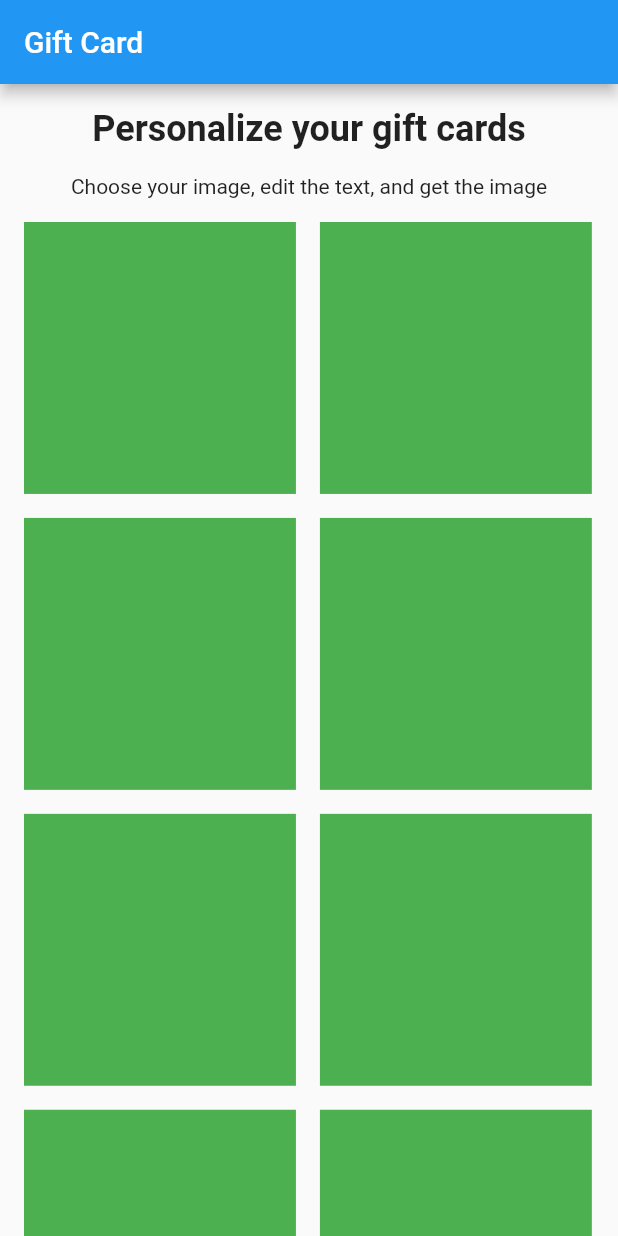
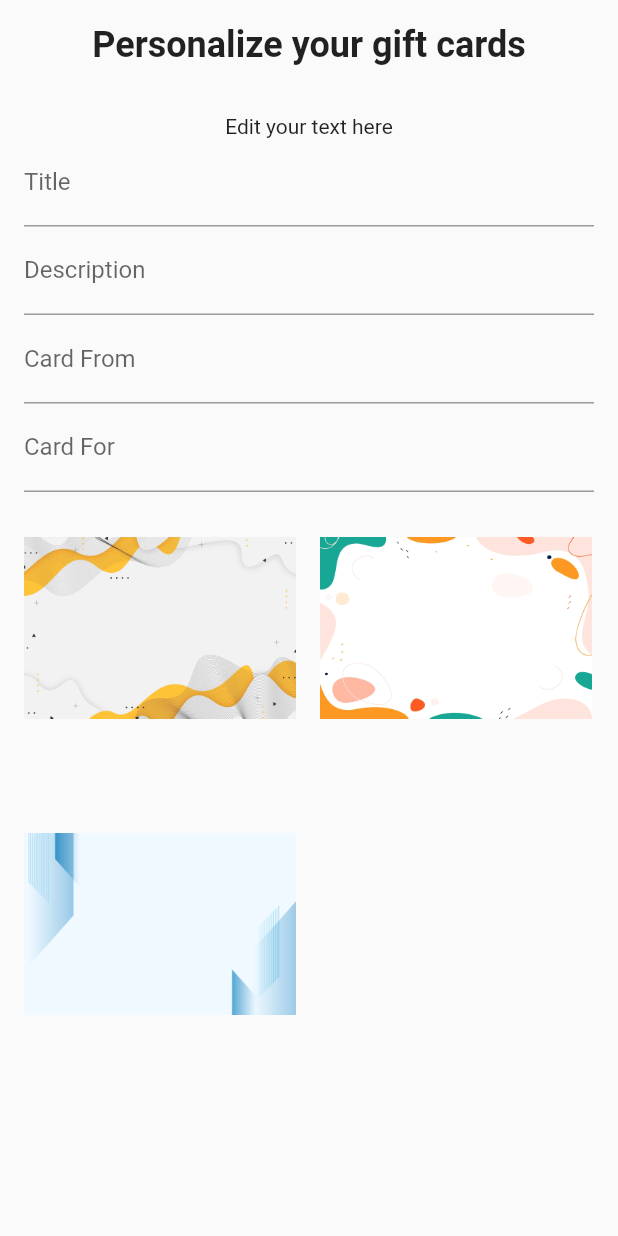
Before and after one commit to babaiyu/Gift-Cards, a Flutter app: the screen it shows after launch, on a phone screen of 412 x 824 dp. Run offline on Flutter 3.47's test engine with Material 2 defaults, Android fonts, the phone set to English and light mode, and no system bars.

Commit message:
Update UI

```diff
--- a/lib/MainScreen.dart
+++ b/lib/MainScreen.dart
@@ -1,20 +1,16 @@
 import 'package:flutter/material.dart';
+import 'package:tugas_flutter_dicoding/data/ImagesData.dart';
 
 class MainScreen extends StatelessWidget {
-  final List<int> numList = [1, 2, 3, 4, 5, 6, 7, 8];
   @override
   Widget build(BuildContext context) {
-    double width = MediaQuery.of(context).size.width;
-
     return Scaffold(
-      appBar: AppBar(
-        title: const Text('Gift Card'),
-      ),
       body: SingleChildScrollView(
+        child: SafeArea(
           child: Column(
             crossAxisAlignment: CrossAxisAlignment.stretch,
             children: <Widget>[
-            Padding(
+              const Padding(
                 padding: EdgeInsets.all(16.0),
                 child: Text(
                   'Personalize your gift cards',
@@ -25,29 +21,107 @@ class MainScreen extends StatelessWidget {
                   textAlign: TextAlign.center,
                 ),
               ),
-            Container(
-              child: Text(
-                'Choose your image, edit the text, and get the image',
-                textAlign: TextAlign.center,
+              FormInput(),
+            ],
           ),
-            ),
-            Container(
-              margin: const EdgeInsets.all(16.0),
-              child: Wrap(
-                spacing: 16.0,
-                runSpacing: 16.0,
-                children: numList.map((e) {
-                  return Container(
-                    width: width * 0.44,
-                    height: width * 0.44,
-                    color: Colors.green,
-                  );
-                }).toList(),
-              ),
-            ),
-          ],
         ),
       ),
     );
   }
 }
+
+class FormInput extends StatefulWidget {
+  @override
+  _FormInput createState() => _FormInput();
+}
+
+class _FormInput extends State<FormInput> {
+  String title = '';
+  String description = '';
+  String cardFrom = '';
+  String cardFor = '';
+
+  @override
+  Widget build(BuildContext context) {
+    double width = MediaQuery.of(context).size.width;
+
+    return Padding(
+      padding: const EdgeInsets.all(16.0),
+      child: Column(
+        crossAxisAlignment: CrossAxisAlignment.stretch,
+        children: <Widget>[
+          Column(
+            children: <Widget>[
+              const Text(
+                'Edit your text here',
+                textAlign: TextAlign.center,
+              ),
+              TextField(
+                decoration: const InputDecoration(
+                  hintText: 'Write title card here',
+                  labelText: 'Title',
+                ),
+                textCapitalization: TextCapitalization.words,
+                onChanged: (String value) {
+                  setState(() {
+                    title = value;
+                  });
+                },
+              ),
+              TextField(
+                decoration: const InputDecoration(
+                  hintText: 'Write description card here',
+                  labelText: 'Description',
+                ),
+                textCapitalization: TextCapitalization.sentences,
+                onChanged: (String value) {
+                  setState(() {
+                    description = value;
+                  });
+                },
+              ),
+              TextField(
+                decoration: const InputDecoration(
+                  hintText: 'Write card from...',
+                  labelText: 'Card From',
+                ),
+                textCapitalization: TextCapitalization.words,
+                onChanged: (String value) {
+                  setState(() {
+                    cardFrom = value;
+                  });
+                },
+              ),
+              TextField(
+                decoration: const InputDecoration(
+                  hintText: 'Write card to...',
+                  labelText: 'Card For',
+                ),
+                textCapitalization: TextCapitalization.words,
+                onChanged: (String value) {
+                  setState(() {
+                    cardFor = value;
+                  });
+                },
+              ),
+            ],
+          ),
+          Wrap(
+            spacing: 16.0,
+            runSpacing: 16.0,
+            children: imagesData.map((e) {
+              return SizedBox(
+                width: width * 0.44,
+                height: width * 0.44,
+                child: Expanded(
+                  flex: 1,
+                  child: Image.asset(e.imageAsset),
+                ),
+              );
+            }).toList(),
+          ),
+        ],
+      ),
+    );
+  }
+}
```
Lines whose indentation alone changed are shown as unchanged.
